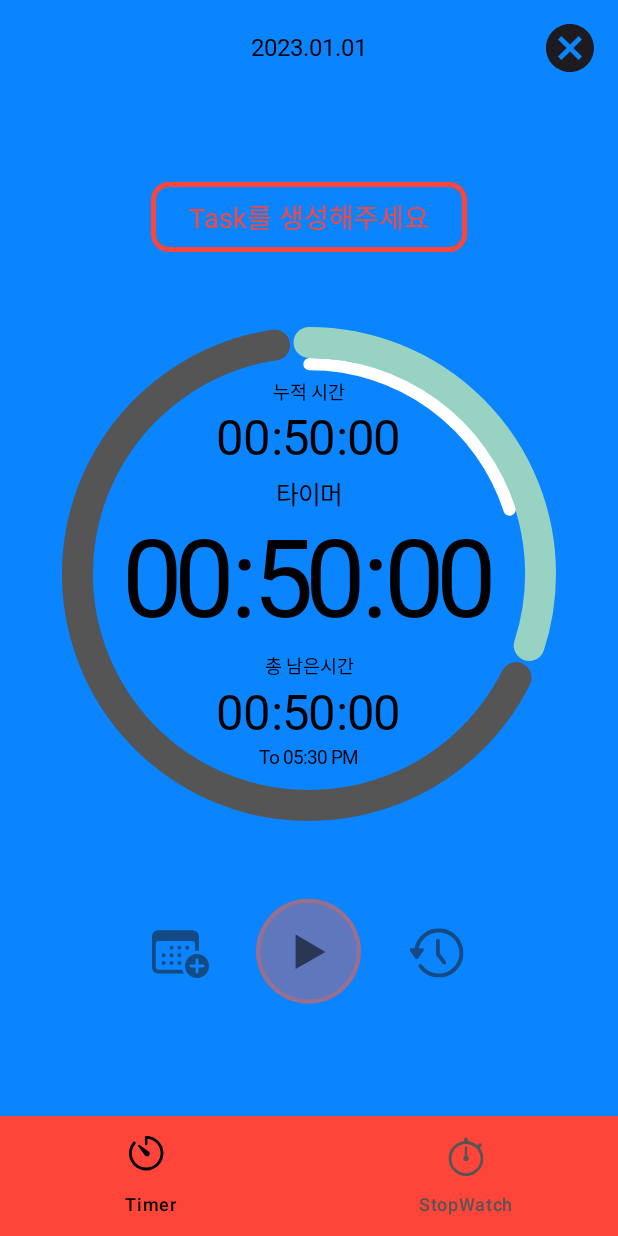
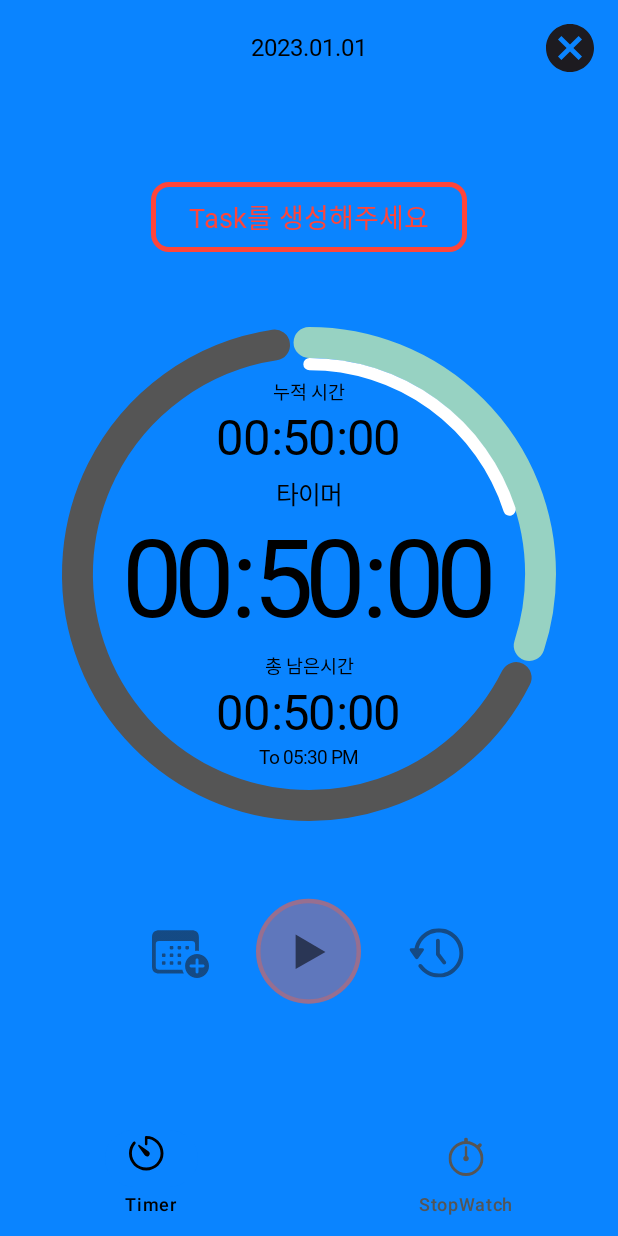
Before and after one commit to TimerTiTi/TiTi_Android, an Android app built with Jetpack Compose: the @Preview function MainScreenPreview, on a phone screen of 412 x 824 dp. Run offline under Robolectric (Android 15) with nearby library versions, the phone set to English and light mode, and no system bars; Roboto replaces fonts that are not available here.

Commit message:
feat : navhost 백그라운드

```diff
--- a/app/src/main/kotlin/com/titi/MainActivity.kt
+++ b/app/src/main/kotlin/com/titi/MainActivity.kt
@@ -93,7 +93,9 @@ fun MainScreen(
         }
     ) { innerPadding ->
         NavHost(
-            modifier = Modifier.padding(innerPadding),
+            modifier = Modifier
+                .padding(innerPadding)
+                .background(TdsColor.backgroundColor.getColor()),
             navController = navController,
             startDestination = Screen.Timer.route,
         ) {
@@ -118,7 +120,7 @@ fun MainScreen(
 private fun MainScreenPreview() {
     TiTiTheme {
         MainScreen(
-            bottomNavigationBackgroundColor = TdsColor.redColor
+            bottomNavigationBackgroundColor = TdsColor.blueColor
         )
     }
 }
```
